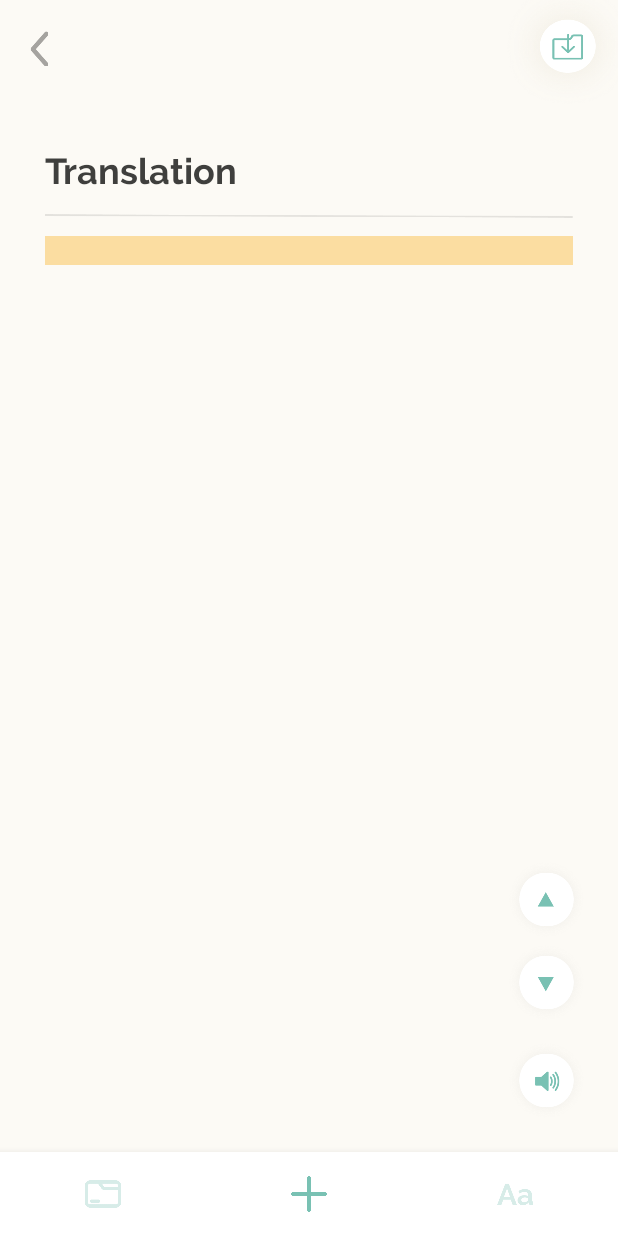
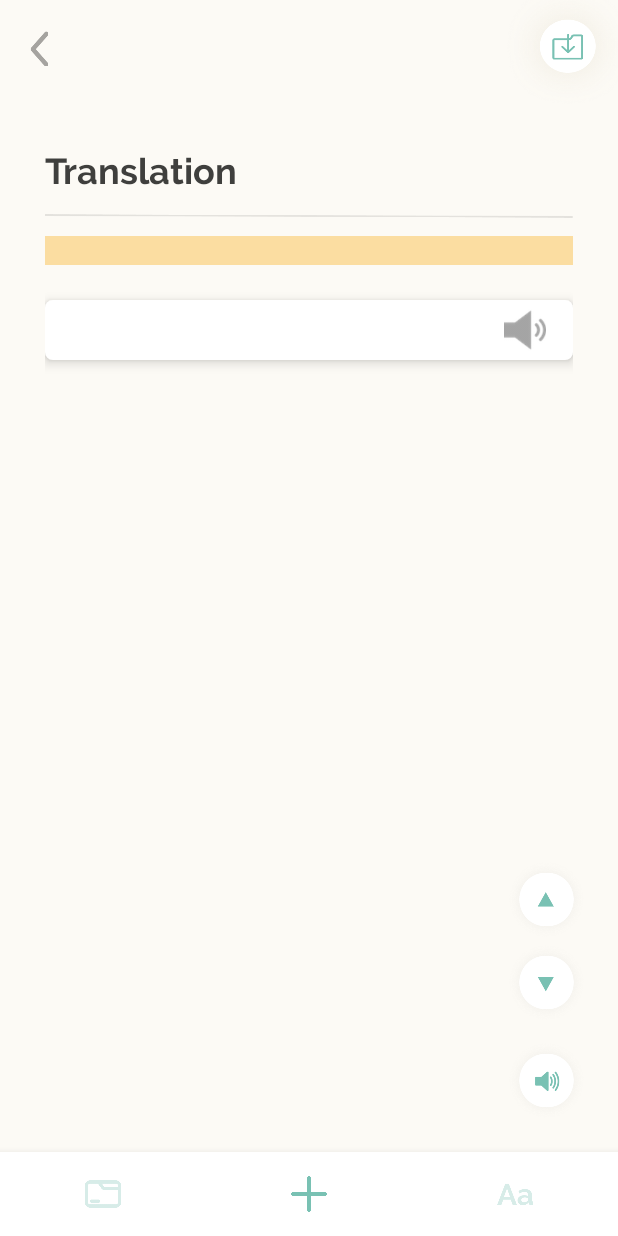
Before and after one commit to putrikarunia/clarity, an Android app: the fragment TranslateFragment placed in its activity, on a phone screen of 412 x 824 dp. Run offline under Robolectric (Android 15) with nearby library versions, the phone set to English and light mode, and no system bars; our stand-ins replace Picasso, Volley; pictures from the network do not load; 5 statements that could not run were skipped.

Commit message:
moves popup plus formatting

```diff
--- a/app/src/main/java/com/example/clarity/clarity/TranslateFragment.java
+++ b/app/src/main/java/com/example/clarity/clarity/TranslateFragment.java
@@ -39,6 +39,9 @@ import java.util.List;
 import java.util.Locale;
 
 import static android.speech.tts.TextToSpeech.Engine.KEY_PARAM_VOLUME;
+
+import android.view.View.*;
+import android.view.*;
 
 public class TranslateFragment extends Fragment {
 
@@ -92,6 +95,10 @@ public class TranslateFragment extends Fragment {
 
     // Word popup
     private WordPopup wordPopup;
+
+    //coordinates of touch
+    private float tapX = 0;
+    private float tapY = 0;
 
     @Override
     public View onCreateView(LayoutInflater inflater, ViewGroup container,
@@ -173,7 +180,19 @@ public class TranslateFragment extends Fragment {
         trackWordSelection();       // Tracks word selection (highlights word when selected)
 
         //create word popup
-        wordPopup = new WordPopup(v, getActivity().getApplicationContext(), 0.0f);
+        wordPopup = new WordPopup(v, getActivity().getApplicationContext());
+
+        v.findViewById(R.id.text_translation).setOnTouchListener(new OnTouchListener()
+        {
+
+            @Override
+            public boolean onTouch(View v, MotionEvent event)
+            {
+                tapX = event.getX();
+                tapY = event.getY();
+                return false;
+            }
+        });
 
 
         return v;
@@ -183,6 +202,10 @@ public class TranslateFragment extends Fragment {
 
 
     /*-------------------------------- FUNCTIONS --------------------------------*/
+
+
+
+
     // Activates all Button listeners
     public void activateListeners() {
 
@@ -379,8 +402,11 @@ public class TranslateFragment extends Fragment {
                 Toast.makeText(widget.getContext(), selected, Toast.LENGTH_SHORT)
                         .show();
 
-
-                wordPopup.loadWord(selectedWord);
+                System.out.println("WOW");
+                System.out.println(widget.getLayoutParams());
+                System.out.println(widget.getX());
+                System.out.println(widget.getY());
+                wordPopup.loadWord(selectedWord, tapX, tapY);
 
             }
 
--- a/app/src/main/java/com/example/clarity/clarity/WordPopup.java
+++ b/app/src/main/java/com/example/clarity/clarity/WordPopup.java
@@ -2,6 +2,8 @@ package com.example.clarity.clarity;
 
 import com.android.volley.*;
 import com.android.volley.toolbox.*;
+
+import android.app.ActionBar;
 import android.content.*;
 
 import java.util.ArrayList;
@@ -35,18 +37,18 @@ public class WordPopup {
 
     private TextToSpeech tts;
 
+    private float xCoord = 0;
     private float yCoord = 0;
 
     private boolean syllablesFetched = false;
     private boolean iconFetched = false;
 
-    public WordPopup (View v, Context c, float y) {
+    public WordPopup (View v, Context c) {
 
         view = v;
 
         context = c;
 
-        yCoord = y;
 
         tts = new TextToSpeech(context, new TextToSpeech.OnInitListener() {
             @Override
@@ -66,7 +68,10 @@ public class WordPopup {
 
     }
 
-    public void loadWord(String w){
+    public void loadWord(String w, float x, float y){
+
+        xCoord = x;
+        yCoord = y;
 
         word = w;
 
@@ -88,7 +93,7 @@ public class WordPopup {
         ((TextView) view.findViewById(R.id.syllablesText)).setText(text);
 
         //position the popup
-        view.findViewById(R.id.popup).setY(yCoord);
+        view.findViewById(R.id.popup).setY(yCoord + 250);
 
 
         //show the popup
--- a/app/src/main/res/layout/fragment_translate.xml
+++ b/app/src/main/res/layout/fragment_translate.xml
@@ -79,7 +79,7 @@
             android:background="@drawable/rounded_corner"
             android:elevation="5dp"
             android:orientation="horizontal"
-            android:visibility="invisible">
+            android:visibility="visible">
 
             <ImageView
                 android:id="@+id/icon"
@@ -104,9 +104,11 @@
                 android:layout_width="1dp"
                 android:layout_height="match_parent"
                 android:layout_weight="1"
+                android:adjustViewBounds="true"
                 android:background="@null"
-                android:scaleType="centerCrop"
-                app:srcCompat="@drawable/audio_whole_text" />
+                android:padding="5dp"
+                android:scaleType="fitCenter"
+                app:srcCompat="@drawable/volume" />
         </LinearLayout>
 
         <ScrollView
```
Also changed, not shown: app/src/main/res/drawable-v24/volume.png (added).
